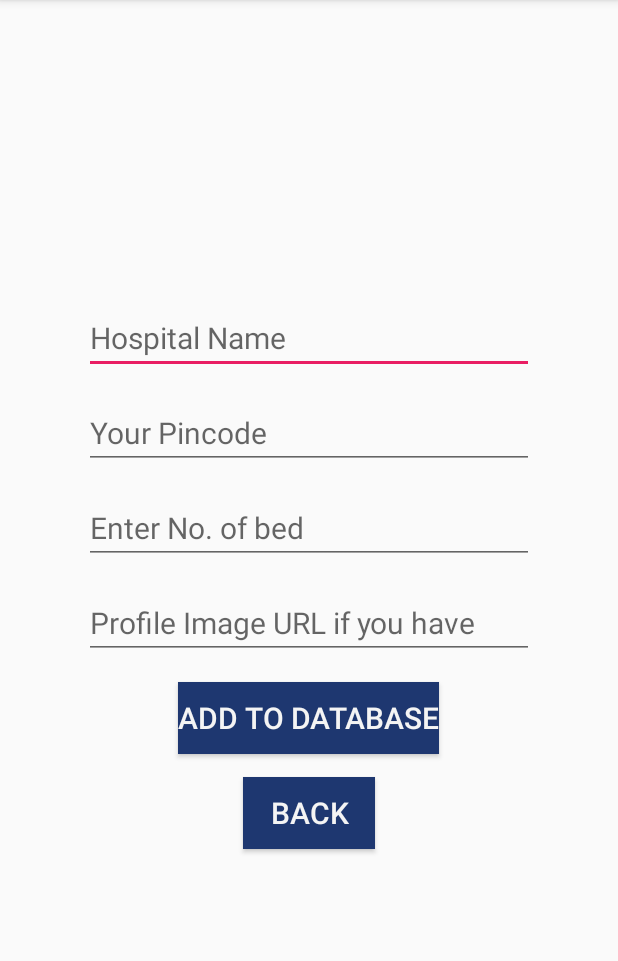
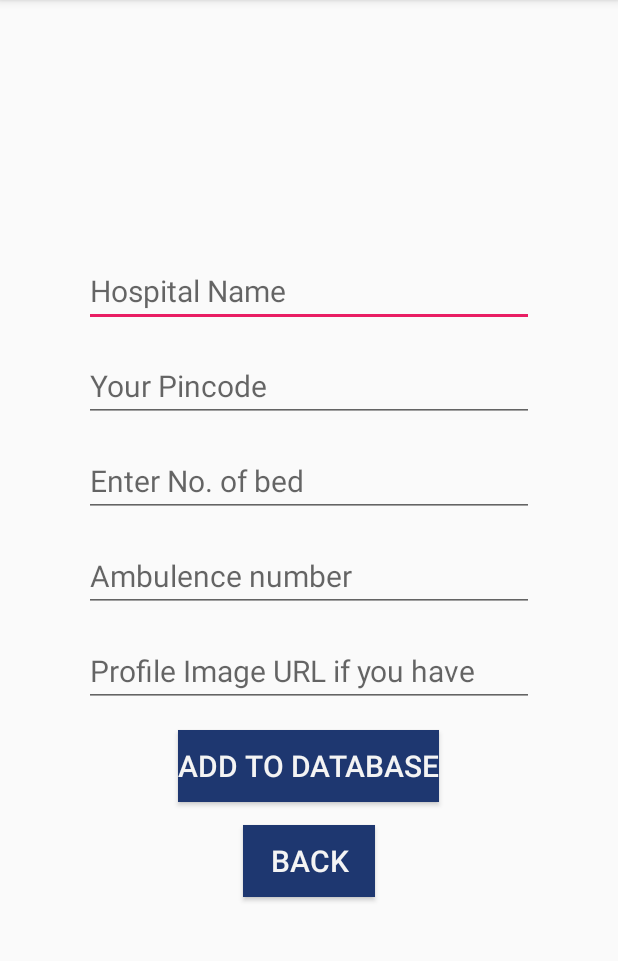
Before and after one commit to Rashid-iqba/demofirebasetorecycler, an Android app: the adddata screen opened directly, with no data from a screen before it, on a phone screen of 412 x 824 dp, the part 84-1045 px from its top. Run offline under Robolectric (Android 15) with nearby library versions, the phone set to English and light mode, and no system bars; our stand-ins replace Firebase (no records; nobody signed in at launch, a user with empty details on screens opened directly).

Commit message:
add databse working

```diff
--- a/app/src/main/res/layout/activity_adddata.xml
+++ b/app/src/main/res/layout/activity_adddata.xml
@@ -35,6 +35,14 @@
         android:hint="Enter No. of bed"
         android:layout_marginBottom="15dp"
         android:textColor="#000"/>
+    <EditText
+        android:layout_width="300dp"
+        android:layout_height="wrap_content"
+        android:id="@+id/add_ambulence"
+        android:textSize="20sp"
+        android:hint="Ambulence number"
+        android:layout_marginBottom="15dp"
+        android:textColor="#000"/>
 
 
     <EditText
```
